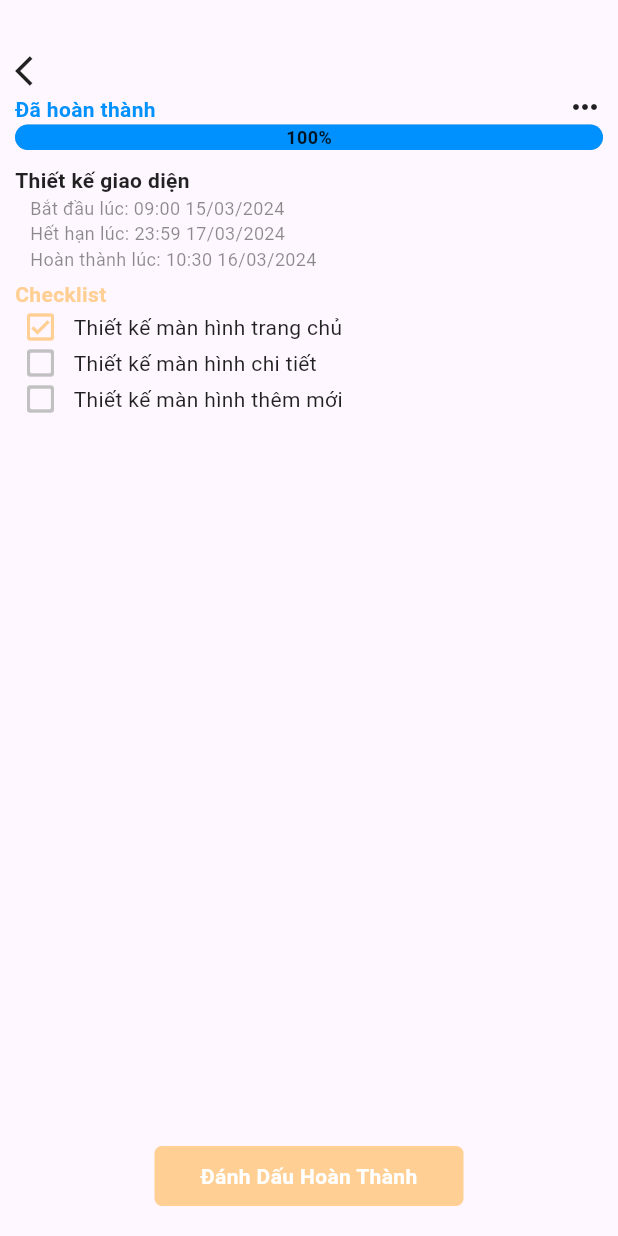
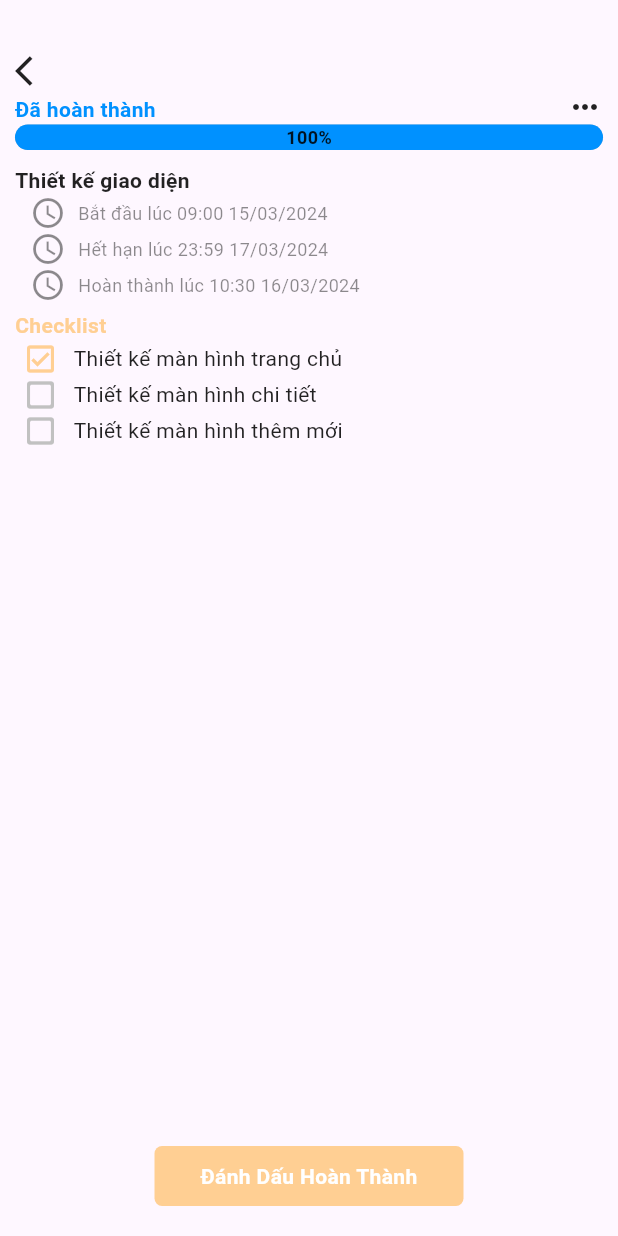
Before and after one commit to TranDuongGiaThinh/TaskManager, a Flutter app: the TaskDetailScreen screen opened directly with sample values from the repository, on a phone screen of 412 x 824 dp. Run offline on Flutter 3.47's test engine with Material 3 defaults, Android fonts, the phone set to English and light mode, and no system bars; our stand-ins replace charts_flutter, flutter_bloc.

Commit message:
edit UI TAskDetailScreen

```diff
--- a/lib/views/task_detail/btn_complete.dart
+++ b/lib/views/task_detail/btn_complete.dart
@@ -3,8 +3,8 @@ import 'package:task_manager/utils/my_colors.dart';
 import 'package:task_manager/utils/my_constants.dart';
 
 class BtnComplete extends StatefulWidget {
-  const BtnComplete({super.key, required this.idTask});
-  final int idTask;
+  const BtnComplete({super.key, required this.updateTask});
+  final  Function() updateTask;
 
   @override
   State<BtnComplete> createState() => _BtnCompleteState();
@@ -14,9 +14,7 @@ class _BtnCompleteState extends State<BtnComplete> {
   @override
   Widget build(BuildContext context) {
     return GestureDetector(
-      onTap: () {
-        //todo
-      },
+      onTap: widget.updateTask,
       child: Center(
         child: Container(
           margin: const EdgeInsets.all(10),
--- a/lib/views/task_detail/checklist.dart
+++ b/lib/views/task_detail/checklist.dart
@@ -5,47 +5,16 @@ import 'package:task_manager/models/checklist_item_model.dart';
 import 'package:task_manager/views/task_detail/checklist_card.dart';
 
 class Checklist extends StatefulWidget {
-  const Checklist({super.key, required this.idTask});
-  final int idTask;
+  const Checklist(
+      {super.key, required this.checklist, required this.checkedChecklistItem});
+  final List<ChecklistItem> checklist;
+  final Function(ChecklistItem) checkedChecklistItem;
 
   @override
   State<Checklist> createState() => _ChecklistState();
 }
 
 class _ChecklistState extends State<Checklist> {
-  List<ChecklistItem> checklist = [];
-
-  @override
-  void initState() {
-    super.initState();
-    getChecklist();
-  }
-
-  void getChecklist() {
-    setState(() {
-      checklist = [
-        ChecklistItem(
-          id: 1,
-          idTask: 1,
-          name: "Thiết kế màn hình trang chủ",
-          completed: true,
-        ),
-        ChecklistItem(
-          id: 1,
-          idTask: 1,
-          name: "Thiết kế màn hình chi tiết",
-          completed: false,
-        ),
-        ChecklistItem(
-          id: 1,
-          idTask: 1,
-          name: "Thiết kế màn hình thêm mới",
-          completed: false,
-        ),
-      ];
-    });
-  }
-
   @override
   Widget build(BuildContext context) {
     return Column(
@@ -60,8 +29,11 @@ class _ChecklistState extends State<Checklist> {
             color: MyColors.primary,
           ),
         ),
-        for (int i = 0; i < checklist.length; i++)
-          CheckListCard(item: checklist[i]),
+        for (int i = 0; i < widget.checklist.length; i++)
+          CheckListCard(
+            item: widget.checklist[i],
+            checkedChecklistItem: (checklistItem) {widget.checkedChecklistItem(checklistItem);},
+          ),
       ],
     );
   }
--- a/lib/views/task_detail/checklist_card.dart
+++ b/lib/views/task_detail/checklist_card.dart
@@ -5,8 +5,10 @@ import 'package:task_manager/utils/my_icon.dart';
 import 'package:task_manager/models/checklist_item_model.dart';
 
 class CheckListCard extends StatefulWidget {
-  const CheckListCard({super.key, required this.item});
+  const CheckListCard(
+      {super.key, required this.item, required this.checkedChecklistItem});
   final ChecklistItem item;
+  final Function(ChecklistItem) checkedChecklistItem;
 
   @override
   State<CheckListCard> createState() => _CheckListCardState();
@@ -17,12 +19,15 @@ class _CheckListCardState extends State<CheckListCard> {
   Widget build(BuildContext context) {
     return Container(
       padding: const EdgeInsets.only(left: 5, right: 5),
-      child: Row(
-        children: [
-        if (widget.item.completed)
-          const Icon(MyIcon.checkedBox, color: MyColors.primary)
-        else
-          const Icon(MyIcon.box, color: MyColors.iconUnchecked),
+      child: Row(children: [
+        GestureDetector(
+          onTap: () {
+            widget.checkedChecklistItem(widget.item);
+          },
+          child: widget.item.completed
+              ? const Icon(MyIcon.checkedBox, color: MyColors.primary)
+              : const Icon(MyIcon.box, color: MyColors.iconUnchecked),
+        ),
         const SizedBox(width: 10),
         Text(
           widget.item.name,
--- a/lib/views/task_detail/task_detail_screen.dart
+++ b/lib/views/task_detail/task_detail_screen.dart
@@ -1,5 +1,9 @@
 import 'package:flutter/material.dart';
+import 'package:flutter_bloc/flutter_bloc.dart';
+import 'package:task_manager/blocs/task_bloc.dart';
 import 'package:task_manager/models/task_model.dart';
+import 'package:task_manager/presenters/task_detail_presenter.dart';
+import 'package:task_manager/views/home/home_screen.dart';
 import 'package:task_manager/views/task_detail/btn_complete.dart';
 import 'package:task_manager/views/task_detail/checklist.dart';
 import 'package:task_manager/views/task_detail/task_info.dart';
@@ -13,12 +17,44 @@ class TaskDetailScreen extends StatefulWidget {
 }
 
 class _TaskDetailScreenState extends State<TaskDetailScreen> {
+  TaskDetailPresenter? presenter;
+
+  @override
+  void initState() {
+    super.initState();
+
+    load();
+  }
+
+  void load() {
+    presenter = TaskDetailPresenter(
+        task: widget.task,
+        taskBloc: BlocProvider.of<TaskBloc>(context),
+        gotoHome: () {
+          Navigator.push(
+            context,
+            MaterialPageRoute(builder: (context) => HomeScreen()),
+          );
+        });
+  }
+
   @override
   Widget build(BuildContext context) {
+    load();
+    return BlocBuilder<TaskBloc, TaskState>(
+      bloc: BlocProvider.of<TaskBloc>(context),
+      builder: (context, state) {
+        if (presenter == null) {
+          return Scaffold(
+            body: Center(
+              child: CircularProgressIndicator(),
+            ),
+          );
+        }
         return Scaffold(
           body: Container(
-          padding:
-              const EdgeInsets.only(top: 35, left: 10, right: 10, bottom: 10),
+              padding: const EdgeInsets.only(
+                  top: 35, left: 10, right: 10, bottom: 10),
               child: Column(
                 crossAxisAlignment: CrossAxisAlignment.start,
                 children: [
@@ -28,13 +64,22 @@ class _TaskDetailScreenState extends State<TaskDetailScreen> {
                     },
                     child: const Icon(Icons.arrow_back_ios),
                   ),
-              TaskInfo(task: widget.task),
+                  TaskInfo(task: presenter!.taskBloc.taskDetaiBloc!.state.task),
                   const SizedBox(height: 5),
-              Expanded(child: Checklist(idTask: widget.task.id)),
+                  Expanded(
+                      child: Checklist(
+                    checklist:
+                        presenter!.taskBloc.taskDetaiBloc!.state.checklist,
+                    checkedChecklistItem: presenter!.checkedChecklistItem,
+                  )),
                   const SizedBox(height: 5),
-              BtnComplete(idTask: widget.task.id)
+                  BtnComplete(
+                    updateTask: presenter!.completedTask,
+                  )
                 ],
               )),
         );
+      },
+    );
   }
 }
--- a/lib/views/task_detail/task_info.dart
+++ b/lib/views/task_detail/task_info.dart
@@ -3,8 +3,7 @@ import 'package:task_manager/utils/my_colors.dart';
 import 'package:task_manager/utils/my_constants.dart';
 import 'package:task_manager/utils/my_icon.dart';
 import 'package:task_manager/models/task_model.dart';
-// ignore: depend_on_referenced_packages
-import 'package:intl/intl.dart';
+import 'package:task_manager/views/task_detail/custom_date_time_picker.dart';
 
 class TaskInfo extends StatefulWidget {
   const TaskInfo({super.key, required this.task});
@@ -126,32 +125,26 @@ class _TaskInfoState extends State<TaskInfo> {
             crossAxisAlignment: CrossAxisAlignment.start,
             children: [
               if (widget.task.startDate != null)
-                Text(
-                  "${MyConstants.startTime}: ${DateFormat('HH:mm dd/MM/yyyy').format(widget.task.startDate!)}",
-                  style: const TextStyle(
-                    fontFamily: MyConstants.appFont,
-                    fontSize: MyConstants.mediumFontSize,
-                    color: MyColors.normalText,
-                  ),
-                ),
+                CustomDateTimePicker(
+                    type: MyConstants.startTime,
+                    datetime: widget.task.startDate!,
+                    onDateTimeChanged: (a) {
+                      //todo
+                    }),
               if (widget.task.deadline != null)
-                Text(
-                  "${MyConstants.deadlineTime}: ${DateFormat('HH:mm dd/MM/yyyy').format(widget.task.deadline!)}",
-                  style: const TextStyle(
-                    fontFamily: MyConstants.appFont,
-                    fontSize: MyConstants.mediumFontSize,
-                    color: MyColors.normalText,
-                  ),
-                ),
+                CustomDateTimePicker(
+                    type: MyConstants.deadlineTime,
+                    datetime: widget.task.deadline!,
+                    onDateTimeChanged: (a) {
+                      //todo
+                    }),
               if (widget.task.completionDate != null)
-                Text(
-                  "${MyConstants.completionTime}: ${DateFormat('HH:mm dd/MM/yyyy').format(widget.task.completionDate!)}",
-                  style: const TextStyle(
-                    fontFamily: MyConstants.appFont,
-                    fontSize: MyConstants.mediumFontSize,
-                    color: MyColors.normalText,
-                  ),
-                ),
+                CustomDateTimePicker(
+                    type: MyConstants.completionTime,
+                    datetime: widget.task.completionDate!,
+                    onDateTimeChanged: (a) {
+                      //todo
+                    }),
             ],
           ),
         ),
```
Lines whose indentation alone changed are shown as unchanged.
